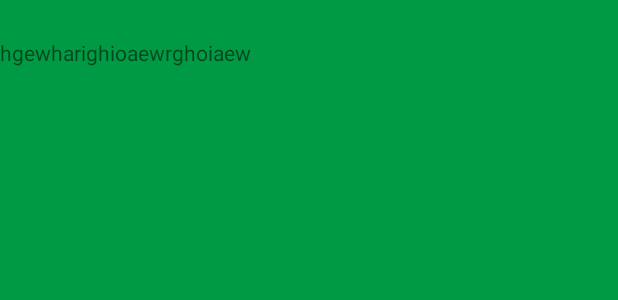
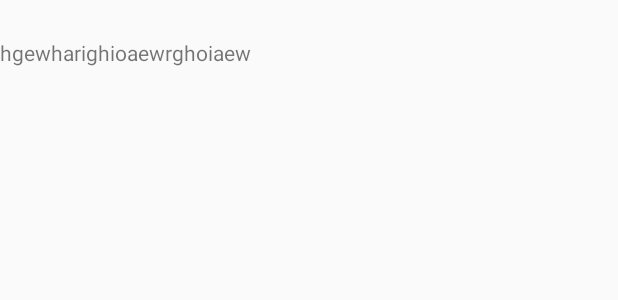
Before and after one commit to aaaking/androidProjects, an Android app: the layout ac_test.xml on its own in the app's theme, with its tools: preview values and no code run, on a phone screen of 412 x 824 dp. Shown: the top 300 px of the screen. Run offline under Robolectric (Android 15) with nearby library versions, the phone set to English and light mode, and no system bars.

Commit message:
test windowistranslucent

```diff
--- a/CustomRefreshLayout/app/src/main/res/layout/ac_test.xml
+++ b/CustomRefreshLayout/app/src/main/res/layout/ac_test.xml
@@ -1,7 +1,6 @@
 <?xml version="1.0" encoding="utf-8"?>
 <LinearLayout xmlns:android="http://schemas.android.com/apk/res/android"
               android:orientation="vertical"
-              android:background="@color/colorPrimary"
               android:paddingTop="@dimen/toppadding_to_fit_statusbar"
               android:layout_width="match_parent"
               android:layout_height="match_parent">
--- a/CustomRefreshLayout/app/src/main/res/values/colors.xml
+++ b/CustomRefreshLayout/app/src/main/res/values/colors.xml
@@ -362,6 +362,7 @@
     <color name="transparent">#00000000</color>
     <color name="white">#FFFFFF</color>
     <color name="white_half_transparent">#99FFFFFF</color>
+    <color name="black_half_transparent">#99000000</color>
     <color name="light">#FFEEEEEE</color>
     <color name="black">#000000</color>
     <color name="grey">#333333</color>
@@ -448,7 +449,7 @@
     <color name="club_me_press">#836f4b</color>
     <color name="club_others">#4590AA</color>
     <color name="club_others_press">#306476</color>
-    <color name="register_page_bg_color">#F0F1F2</color>
+    <color name="register_page_bg_color">#FEF0F1F2</color>
     <color name="paiju_num_tv_color_others">#BCA06C</color>
     <color name="paiju_num_tv_color_my">#39BDCC</color>
     <color name="red_normal">#DD5043</color>
--- a/CustomRefreshLayout/app/src/main/res/values/styles.xml
+++ b/CustomRefreshLayout/app/src/main/res/values/styles.xml
@@ -15,7 +15,8 @@
 
     <style name="AppTheme.WindowTranslucent" parent="AppTheme.NoActionBar">
         <item name="android:windowIsTranslucent">true</item>
-        <item name="android:windowBackground">@android:color/transparent</item>
+        <item name="android:windowBackground">@color/register_page_bg_color</item>
+        <item name="android:windowContentOverlay">@android:color/transparent</item>
     </style>
 
     <style name="AppTheme.Base" parent="Theme.AppCompat.Light.DarkActionBar">
```
Also changed, not shown: CustomRefreshLayout/app/src/main/java/com/crl/zzh/customrefreshlayout/MainActivity.kt (+16 -0 lines).
